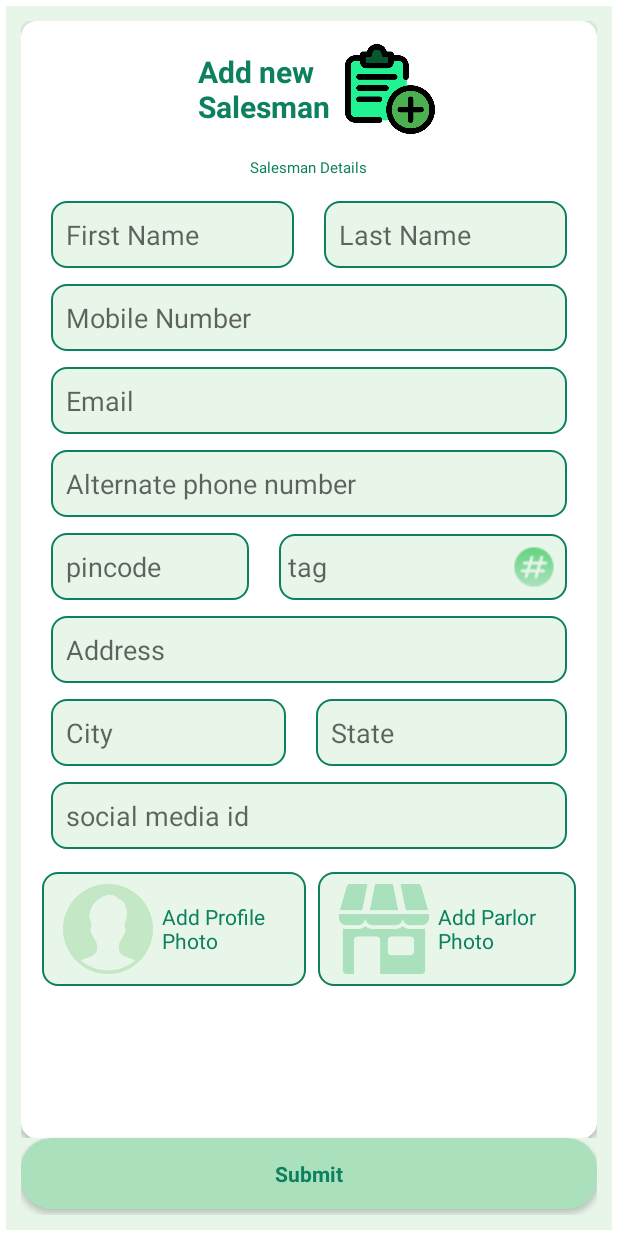
After one commit to PearlOrganisationApplications/AENaturals, an Android app: the layout fragment_add_salesman.xml on its own in the app's theme, with its tools: preview values and no code run, on a phone screen of 412 x 824 dp. The commit adds this screen. Run offline under Robolectric (Android 15) with nearby library versions, the phone set to English and light mode, and no system bars; Roboto replaces fonts that are not available here.

Commit message:
AddSalesman form

```diff
--- a/app/src/main/java/com/aenatural/aenaturals/distributors/DistributorDashboard.kt
+++ b/app/src/main/java/com/aenatural/aenaturals/distributors/DistributorDashboard.kt
@@ -11,6 +11,7 @@ import com.aenatural.aenaturals.R
 import com.aenatural.aenaturals.baseframework.BaseClass
 import com.aenatural.aenaturals.common.Models.RetailerDataModel
 import com.aenatural.aenaturals.common.Models.SellerDataModel
+import com.aenatural.aenaturals.distributors.fragments.AddSalesman
 import com.aenatural.aenaturals.distributors.fragments.DistributorHomeFrag
 import com.aenatural.aenaturals.salesmans.BottomSectionAdapter
 import com.aenatural.aenaturals.salesmans.MidSectionAdapter
@@ -39,6 +40,7 @@ class DistributorDashboard : BaseClass() {
         initializeClickListners()
         initializeInputs()
         initializeLabels()
+        bottomNavigationControl()
     }
 
     override fun setLayoutXml() {
@@ -49,9 +51,9 @@ class DistributorDashboard : BaseClass() {
     override fun initializeViews() {
         profile = findViewById(R.id.headerdistributor)
         distributor_bottomnav = findViewById(R.id.distributor_bottomnav)
-        distributor_DashboardFrameLayout = findViewById(R.id.distributor_DashboardFrameLayout)
+        distributor_DashboardFrameLayout = findViewById(R.id.DashboardFrameLayout)
 
-        supportFragmentManager.beginTransaction().replace(R.id.distributor_DashboardFrameLayout,
+        supportFragmentManager.beginTransaction().replace(R.id.DashboardFrameLayout,
             DistributorHomeFrag()).commit()
     }
 
@@ -72,19 +74,19 @@ class DistributorDashboard : BaseClass() {
         distributor_bottomnav.setOnItemSelectedListener {
             when(it.itemId){
                 R.id.saleHome->{
-                    supportFragmentManager.beginTransaction().replace(R.id.salesDashboardFrameLayout,
+                    supportFragmentManager.beginTransaction().replace(R.id.DashboardFrameLayout,
                         DistributorHomeFrag()).commit()
                 }
                 R.id.saleItems->{
-                    supportFragmentManager.beginTransaction().replace(R.id.salesDashboardFrameLayout,
+                    supportFragmentManager.beginTransaction().replace(R.id.DashboardFrameLayout,
                         ProductsFragment()).commit()
                 }
                 R.id.sale_addCustomer->{
-                    supportFragmentManager.beginTransaction().replace(R.id.salesDashboardFrameLayout,
-                        AddCustomers()).commit()
+                    supportFragmentManager.beginTransaction().replace(R.id.DashboardFrameLayout,
+                        AddSalesman()).commit()
                 }
                 R.id.saleCart->{
-                    supportFragmentManager.beginTransaction().replace(R.id.salesDashboardFrameLayout,
+                    supportFragmentManager.beginTransaction().replace(R.id.DashboardFrameLayout,
                         Cart()).commit()
                 }
             }
--- /dev/null
+++ b/app/src/main/java/com/aenatural/aenaturals/distributors/fragments/AddSalesman.kt
@@ -0,0 +1,85 @@
+package com.aenatural.aenaturals.distributors.fragments
+
+import android.content.Intent
+import android.os.Bundle
+import androidx.fragment.app.Fragment
+import android.view.LayoutInflater
+import android.view.View
+import android.view.ViewGroup
+import android.widget.LinearLayout
+import androidx.cardview.widget.CardView
+import com.aenatural.aenaturals.R
+import com.aenatural.aenaturals.distributors.DistributorDashboard
+import com.aenatural.aenaturals.salesmans.SalesmanDashboard
+
+class AddSalesman : Fragment() {
+
+    lateinit var distributor_profile_pic: LinearLayout
+    lateinit var distributor_parlorpic: LinearLayout
+    lateinit var distributorFormSubmit: CardView
+
+    override fun onCreate(savedInstanceState: Bundle?) {
+        super.onCreate(savedInstanceState)
+    }
+
+    override fun onCreateView(
+        inflater: LayoutInflater, container: ViewGroup?,
+        savedInstanceState: Bundle?
+    ): View? {
+        // Inflate the layout for this fragment
+        return inflater.inflate(R.layout.fragment_add_salesman, container, false)
+    }
+
+    override fun onViewCreated(view: View, savedInstanceState: Bundle?) {
+        super.onViewCreated(view, savedInstanceState)
+        initViews(view)
+        initClickListener(view)
+        initDataModels(view)
+        initRecyclerAdapter(view)
+
+    }
+
+    private fun initRecyclerAdapter(view: View) {
+
+    }
+
+    private fun initDataModels(view: View) {
+
+
+    }
+
+    private fun initClickListener(view: View) {
+        var m = 0
+        var f = 0
+        distributor_profile_pic.setOnClickListener {
+            m = 1
+            if(f==1)
+            {
+                f=0
+                distributor_parlorpic.setBackgroundResource(R.drawable.loginedittextbg)
+            }
+            distributor_profile_pic.setBackgroundResource(R.drawable.tapcurvedbackground)
+        }
+        distributor_parlorpic.setOnClickListener {
+            f=1
+            if(m==1)
+            {
+                m=0
+                distributor_profile_pic.setBackgroundResource(R.drawable.loginedittextbg)
+            }
+            distributor_parlorpic.setBackgroundResource(R.drawable.tapcurvedbackground)
+        }
+
+        distributorFormSubmit.setOnClickListener {
+            startActivity(Intent(requireContext(), DistributorDashboard::class.java))
+        }
+
+    }
+
+    private fun initViews(view: View) {
+        distributor_profile_pic = view.findViewById(R.id.distributor_profile_pic)
+        distributor_parlorpic = view.findViewById(R.id.distributor_parlorpic)
+        distributorFormSubmit = view.findViewById(R.id.distributorFormSubmit)
+    }
+
+}
--- a/app/src/main/java/com/aenatural/aenaturals/distributors/fragments/DistributorHomeFrag.kt
+++ b/app/src/main/java/com/aenatural/aenaturals/distributors/fragments/DistributorHomeFrag.kt
@@ -48,10 +48,10 @@ class DistributorHomeFrag : Fragment() {
     override fun onViewCreated(view: View, savedInstanceState: Bundle?) {
         super.onViewCreated(view, savedInstanceState)
         initializeViews(view)
+        initializeLabels()
         initializeClickListners()
         initializeInputs()
-        initializeLabels()
-    }
+         }
     public fun initializeViews(view: View) {
         addSellers = view.findViewById(R.id.addSellers)
         recyclerView1 = view.findViewById(R.id.distributorTopRecycler)
--- a/app/src/main/res/layout/activity_customer_registration.xml
+++ b/app/src/main/res/layout/activity_customer_registration.xml
@@ -7,7 +7,6 @@
     android:background="@color/lightgreen"
     android:gravity="center"
     android:orientation="vertical"
-
     tools:context="com.aenatural.aenaturals.salesmans.SaleDetailsActivity">
     <LinearLayout
         android:layout_width="match_parent"
--- a/app/src/main/res/layout/activity_distributor_dashboard.xml
+++ b/app/src/main/res/layout/activity_distributor_dashboard.xml
@@ -28,7 +28,7 @@
 
 
             <FrameLayout
-                android:id="@+id/distributor_DashboardFrameLayout"
+                android:id="@+id/DashboardFrameLayout"
                 android:layout_width="match_parent"
                 android:layout_height="0dp"
                 app:layout_constraintBottom_toTopOf="@+id/distributor_bottomnav"
--- a/app/src/main/res/layout/activity_login.xml
+++ b/app/src/main/res/layout/activity_login.xml
@@ -132,6 +132,7 @@
                     android:background="@drawable/loginedittextbg"
                     android:drawableEnd="@drawable/ic_mail"
                     android:hint="abc@gmail.com"
+                    android:imeOptions="actionNext"
                     android:padding="@dimen/sd12"
                     android:paddingVertical="@dimen/sd4" />
 
@@ -148,6 +149,7 @@
                     android:layout_width="match_parent"
                     android:layout_height="wrap_content"
                     android:layout_marginTop="@dimen/sd4"
+                    android:imeOptions="actionDone"
                     android:background="@drawable/loginedittextbg"
                     android:drawableEnd="@drawable/ic_padlock"
                     android:hint="***********"
--- /dev/null
+++ b/app/src/main/res/layout/fragment_add_salesman.xml
@@ -0,0 +1,312 @@
+<?xml version="1.0" encoding="utf-8"?>
+<androidx.constraintlayout.widget.ConstraintLayout xmlns:android="http://schemas.android.com/apk/res/android"
+    xmlns:app="http://schemas.android.com/apk/res-auto"
+    xmlns:tools="http://schemas.android.com/tools"
+    android:layout_width="match_parent"
+    android:layout_height="match_parent"
+    android:layout_margin="@dimen/sd4"
+    android:background="@color/lightgreen"
+    android:gravity="center"
+    android:padding="@dimen/sd10"
+    tools:context=".distributors.fragments.AddSalesman">
+
+
+    <LinearLayout
+        android:id="@+id/distributor_linearLayout6"
+        android:layout_width="match_parent"
+        android:layout_height="0dp"
+        android:orientation="vertical"
+        app:layout_constraintBottom_toTopOf="@+id/distributorFormSubmit"
+        app:layout_constraintEnd_toEndOf="parent"
+        app:layout_constraintHorizontal_bias="0.5"
+        app:layout_constraintStart_toStartOf="parent"
+        app:layout_constraintTop_toTopOf="parent">
+
+
+        <androidx.cardview.widget.CardView
+            android:layout_width="match_parent"
+            android:layout_height="match_parent"
+            app:cardCornerRadius="@dimen/sd10">
+
+            <ScrollView
+                android:layout_width="match_parent"
+                android:layout_height="match_parent">
+
+                <LinearLayout
+                    android:layout_width="match_parent"
+                    android:layout_height="wrap_content"
+                    android:gravity="center"
+                    android:orientation="vertical"
+                    android:padding="10dp">
+
+                    <LinearLayout
+                        android:layout_width="match_parent"
+                        android:layout_height="wrap_content"
+                        android:gravity="center"
+                        android:orientation="horizontal">
+
+                        <TextView
+                            android:layout_width="wrap_content"
+                            android:layout_height="wrap_content"
+                            android:padding="@dimen/sd10"
+                            android:text="Add new \nSalesman"
+                            android:textColor="@color/darkgreen"
+                            android:textSize="@dimen/sd20"
+                            android:textStyle="bold" />
+
+                        <ImageView
+                            android:layout_width="60dp"
+                            android:layout_height="60dp"
+                            android:src="@drawable/ic_addform" />
+                    </LinearLayout>
+
+                    <TextView
+                        android:layout_width="wrap_content"
+                        android:layout_height="wrap_content"
+                        android:layout_marginVertical="10dp"
+                        android:text="Salesman Details"
+                        android:textColor="@color/darkgreen"
+                        android:textSize="@dimen/sd10" />
+
+                    <LinearLayout
+                        android:layout_width="match_parent"
+                        android:layout_height="wrap_content"
+                        android:orientation="horizontal">
+
+                        <EditText
+                            android:id="@+id/distributor_firstName"
+                            android:layout_width="match_parent"
+                            android:layout_height="wrap_content"
+                            android:layout_marginHorizontal="@dimen/sd10"
+                            android:layout_marginVertical="5dp"
+                            android:layout_weight="1"
+                            android:background="@drawable/loginedittextbg"
+                            android:hint="First Name"
+                            android:padding="@dimen/sd10" />
+
+                        <EditText
+                            android:id="@+id/distributor_lastName"
+                            android:layout_width="match_parent"
+                            android:layout_height="wrap_content"
+                            android:layout_marginHorizontal="@dimen/sd10"
+                            android:layout_marginVertical="5dp"
+                            android:layout_weight="1"
+                            android:background="@drawable/loginedittextbg"
+                            android:hint="Last Name"
+                            android:padding="@dimen/sd10" />
+                    </LinearLayout>
+
+                    <EditText
+                        android:id="@+id/distributor_moblie"
+                        android:layout_width="match_parent"
+                        android:layout_height="wrap_content"
+                        android:layout_marginHorizontal="@dimen/sd10"
+                        android:layout_marginVertical="5dp"
+                        android:background="@drawable/loginedittextbg"
+                        android:hint="Mobile Number"
+                        android:inputType="number"
+                        android:padding="@dimen/sd10" />
+
+                    <EditText
+                        android:id="@+id/distributor_email"
+                        android:layout_width="match_parent"
+                        android:layout_height="wrap_content"
+                        android:layout_marginHorizontal="@dimen/sd10"
+                        android:layout_marginVertical="5dp"
+                        android:background="@drawable/loginedittextbg"
+                        android:hint="Email"
+                        android:inputType="number"
+                        android:padding="@dimen/sd10" />
+
+                    <EditText
+                        android:id="@+id/distributor_AlterMoblie"
+                        android:layout_width="match_parent"
+                        android:layout_height="wrap_content"
+                        android:layout_marginHorizontal="@dimen/sd10"
+                        android:layout_marginVertical="5dp"
+                        android:background="@drawable/loginedittextbg"
+                        android:hint="Alternate phone number"
+                        android:inputType="number"
+                        android:padding="@dimen/sd10" />
+
+                    <LinearLayout
+                        android:layout_width="match_parent"
+                        android:layout_height="wrap_content"
+                        android:orientation="horizontal">
+
+                        <EditText
+                            android:id="@+id/distributor_pincode"
+                            android:layout_width="wrap_content"
+                            android:layout_height="wrap_content"
+                            android:layout_marginHorizontal="@dimen/sd10"
+                            android:layout_marginVertical="5dp"
+                            android:layout_weight="0.4"
+                            android:background="@drawable/loginedittextbg"
+                            android:hint="pincode"
+                            android:inputType="number"
+                            android:padding="@dimen/sd10" />
+
+                        <EditText
+                            android:id="@+id/distributor_tag"
+                            android:layout_width="wrap_content"
+                            android:layout_height="wrap_content"
+                            android:layout_marginHorizontal="@dimen/sd10"
+                            android:layout_marginVertical="5dp"
+                            android:layout_weight="1"
+                            android:background="@drawable/loginedittextbg"
+                            android:hint="tag"
+                            android:drawableEnd="@drawable/ic_hashtag"
+                            android:inputType="number"
+                            android:padding="@dimen/sd6" />
+                    </LinearLayout>
+
+                    <EditText
+                        android:id="@+id/distributor_address"
+                        android:layout_width="match_parent"
+                        android:layout_height="wrap_content"
+                        android:layout_marginHorizontal="@dimen/sd10"
+                        android:layout_marginVertical="5dp"
+                        android:background="@drawable/loginedittextbg"
+                        android:hint="Address"
+                        android:inputType="number"
+                        android:padding="@dimen/sd10" />
+
+                    <LinearLayout
+                        android:layout_width="match_parent"
+                        android:layout_height="wrap_content"
+                        android:orientation="horizontal">
+
+                        <EditText
+                            android:id="@+id/distributor_city"
+                            android:layout_width="wrap_content"
+                            android:layout_height="wrap_content"
+                            android:layout_marginHorizontal="@dimen/sd10"
+                            android:layout_marginVertical="5dp"
+                            android:layout_weight="1"
+                            android:background="@drawable/loginedittextbg"
+                            android:hint="City"
+                            android:inputType="number"
+                            android:padding="@dimen/sd10" />
+
+                        <EditText
+                            android:id="@+id/distributor_state"
+                            android:layout_width="wrap_content"
+                            android:layout_height="wrap_content"
+                            android:layout_marginHorizontal="@dimen/sd10"
+                            android:layout_marginVertical="5dp"
+                            android:layout_weight="1"
+                            android:background="@drawable/loginedittextbg"
+                            android:hint="State"
+                            android:inputType="number"
+                            android:padding="@dimen/sd10" />
+                    </LinearLayout>
+
+
+
+                    <EditText
+                        android:id="@+id/distributor_socialMediaID"
+                        android:layout_width="match_parent"
+                        android:layout_height="wrap_content"
+                        android:layout_marginHorizontal="@dimen/sd10"
+                        android:layout_marginVertical="5dp"
+                        android:background="@drawable/loginedittextbg"
+                        android:hint="social media id"
+                        android:inputType="number"
+                        android:padding="@dimen/sd10" />
+
+
+                    <LinearLayout
+                        android:layout_width="match_parent"
+                        android:layout_height="wrap_content"
+                        android:layout_marginTop="@dimen/sd6"
+                        android:gravity="center"
+                        android:orientation="horizontal">
+
+                        <LinearLayout
+                            android:layout_width="wrap_content"
+                            android:layout_height="wrap_content"
+                            android:layout_margin="@dimen/sd4"
+                            android:layout_weight="1"
+                            android:gravity="center"
+                            android:id="@+id/distributor_profile_pic"
+                            android:background="@drawable/loginedittextbg"
+                            android:orientation="horizontal"
+                            android:padding="@dimen/sd8">
+
+                            <ImageView
+                                android:id="@+id/distributor_profileIV"
+                                android:layout_width="60dp"
+                                android:layout_height="60dp"
+                                android:layout_marginHorizontal="@dimen/sd6"
+                                android:src="@drawable/ic_userm" />
+
+                            <TextView
+                                android:id="@+id/distributor_profileADD"
+                                android:layout_width="0dp"
+                                android:layout_height="wrap_content"
+                                android:layout_weight="1"
+                                android:text="Add Profile Photo"
+                                android:textColor="@color/darkgreen" />
+                        </LinearLayout>
+
+                        <LinearLayout
+                            android:layout_width="wrap_content"
+                            android:layout_height="wrap_content"
+                            android:layout_margin="@dimen/sd4"
+                            android:layout_weight="1"
+                            android:gravity="center"
+                            android:id="@+id/distributor_parlorpic"
+                            android:background="@drawable/loginedittextbg"
+                            android:orientation="horizontal"
+                            android:padding="@dimen/sd8">
+
+                            <ImageView
+                                android:id="@+id/distributor_parlorIV"
+                                android:layout_width="60dp"
+                                android:layout_height="60dp"
+
+                                android:layout_marginHorizontal="@dimen/sd6"
+
+                                android:src="@drawable/ic_store" />
+
+                            <TextView
+                                android:id="@+id/distributor_addParlor"
+                                android:layout_width="0dp"
+                                android:layout_height="wrap_content"
+                                android:layout_weight="1"
+                                android:text="Add Parlor Photo"
+                                android:textColor="@color/darkgreen" />
+                        </LinearLayout>
+
+                    </LinearLayout>
+
+                </LinearLayout>
+            </ScrollView>
+        </androidx.cardview.widget.CardView>
+    </LinearLayout>
+
+
+    <androidx.cardview.widget.CardView
+        android:id="@+id/distributorFormSubmit"
+        android:layout_width="match_parent"
+        android:layout_height="wrap_content"
+        android:layout_marginBottom="4dp"
+        android:backgroundTint="@color/midgreen"
+        app:cardCornerRadius="@dimen/sd20"
+        app:layout_constraintBottom_toBottomOf="parent"
+        app:layout_constraintEnd_toEndOf="parent"
+        app:layout_constraintHorizontal_bias="0.5"
+        app:layout_constraintStart_toStartOf="parent">
+
+        <TextView
+            android:id="@+id/distributor_submitBT"
+            android:layout_width="match_parent"
+            android:layout_height="wrap_content"
+            android:gravity="center"
+            android:padding="@dimen/sd14"
+            android:text="Submit"
+            android:textColor="@color/darkgreen"
+            android:textSize="@dimen/sd14"
+            android:textStyle="bold" />
+    </androidx.cardview.widget.CardView>
+</androidx.constraintlayout.widget.ConstraintLayout>
--- a/app/src/main/res/layout/fragment_products.xml
+++ b/app/src/main/res/layout/fragment_products.xml
@@ -16,10 +16,9 @@
             tools:context="com.aenatural.aenaturals.salesmans.fragments.ProductsFragment">
 
 
-
-            <include layout="@layout/salesman_more_header"
+            <include
                 android:id="@+id/salesman_more_header"
-                />
+                layout="@layout/salesman_more_header" />
 
             <include layout="@layout/pendingorderslayout"
                 android:id="@+id/pendingorderslayout"
@@ -36,4 +35,5 @@
 
         </LinearLayout>
     </RelativeLayout>
+
 </ScrollView>
--- a/app/src/main/res/layout/fragment_request_products.xml
+++ b/app/src/main/res/layout/fragment_request_products.xml
@@ -27,6 +27,10 @@
             android:layout_width="match_parent"
             android:layout_height="match_parent"
             app:cardCornerRadius="@dimen/sd10">
+
+            <ScrollView
+                android:layout_width="match_parent"
+                android:layout_height="wrap_content">
 
             <LinearLayout
                 android:layout_width="match_parent"
@@ -263,6 +267,7 @@
                 </LinearLayout>
 
             </LinearLayout>
+            </ScrollView>
         </androidx.cardview.widget.CardView>
     </LinearLayout>
 
```
Also changed, not shown: app/src/main/AndroidManifest.xml (+7 -5 lines).
